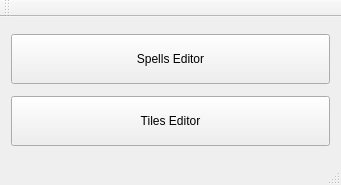
lonski/amarlon, file editor/editor.ui: the form before one commit.
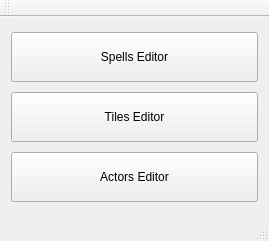
The form after the commit.

Commit message: Actor Protobuf Database Editor, #96

```diff
--- a/editor/editor.ui
+++ b/editor/editor.ui
@@ -6,8 +6,8 @@
    <rect>
     <x>0</x>
     <y>0</y>
-    <width>341</width>
-    <height>185</height>
+    <width>269</width>
+    <height>241</height>
    </rect>
   </property>
   <property name="windowTitle">
@@ -41,6 +41,19 @@
       </property>
      </widget>
     </item>
+    <item>
+     <widget class="QPushButton" name="pushButton_3">
+      <property name="minimumSize">
+       <size>
+        <width>0</width>
+        <height>50</height>
+       </size>
+      </property>
+      <property name="text">
+       <string>Actors Editor</string>
+      </property>
+     </widget>
+    </item>
    </layout>
   </widget>
   <widget class="QMenuBar" name="menuBar">
```
Left out of the diff: 2 changed lines with no effect on the pictures. The commit also changes 48 other files.
